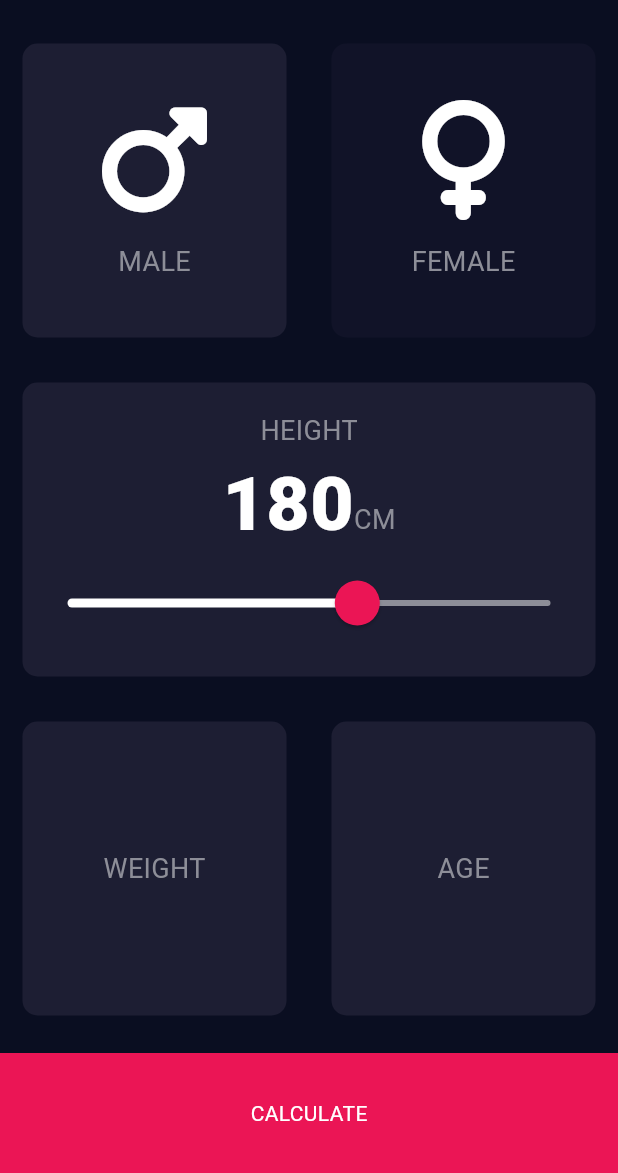
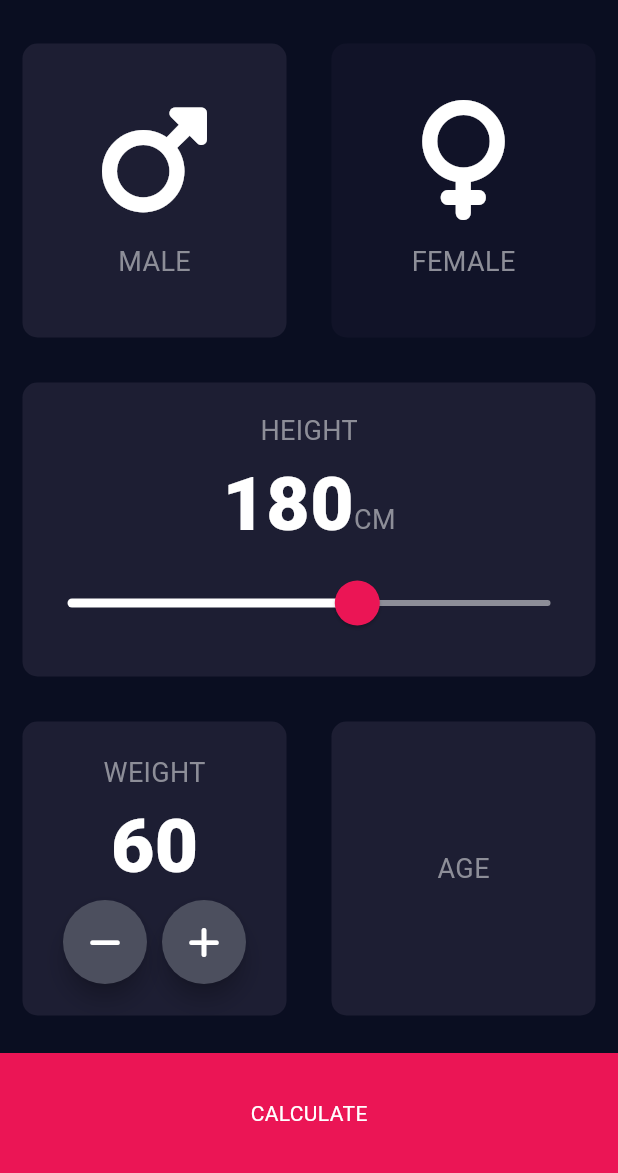
Before and after one commit to mehrshadkhv/BMI-Calculator, a Flutter app: the screen it shows after launch, on a phone screen of 412 x 824 dp, the part 63-1236 px from its top. Run offline on Flutter 3.47's test engine with Material 3 defaults, Android fonts, the phone set to English and light mode, and no system bars; our stand-ins replace font_awesome_flutter.

Commit message:
Twelfth commit

```diff
--- a/lib/input_page.dart
+++ b/lib/input_page.dart
@@ -21,6 +21,7 @@ class _InputPageState extends State<InputPage> {
 
   Gender selectedGender = Gender.male;
   int height = 180;
+  int weight = 60;
 
   @override
   Widget build(BuildContext context) {
@@ -116,7 +117,7 @@ class _InputPageState extends State<InputPage> {
               ),
             ),
           ),
-          const Expanded(
+          Expanded(
             child: Row(
               children: [
                 Expanded(
@@ -125,18 +126,27 @@ class _InputPageState extends State<InputPage> {
                     cardChild: Column(
                       mainAxisAlignment: MainAxisAlignment.center,
                       children: [
+                        const Text(
+                          'WEIGHT',
+                          style: KLabelTextStyle,
+                        ),
                         Text(
-                          'WEIGHT',
-                          style: TextStyle(
-                            fontSize: 18.0,
-                            color: Color(0xFF8D8E98),
-                          ),
+                          weight.toString(),
+                          style: KNumberTextStyle,
+                        ),
+                        const Row(
+                          mainAxisAlignment: MainAxisAlignment.center,
+                          children: [
+                          RoundIconButton(icon: FontAwesomeIcons.minus,),
+                          SizedBox(width: 10.0,),
+                          RoundIconButton(icon: FontAwesomeIcons.plus,),
+                          ],
                         ),
                       ],
                     ),
                   ),
                 ),
-                Expanded(
+                const Expanded(
                   child: ReusableCard(
                     colour: KActiveCardColour,
                     cardChild: Column(
@@ -170,3 +180,25 @@ class _InputPageState extends State<InputPage> {
     );
   }
 }
+
+
+class RoundIconButton extends StatelessWidget {
+  const RoundIconButton({super.key,required this.icon});
+
+  final IconData icon;
+
+  @override
+  Widget build(BuildContext context) {
+    return RawMaterialButton(
+      elevation: 6.0,
+      constraints: const BoxConstraints.tightFor(
+        width: 56.0,
+        height: 56.0,
+      ),
+      onPressed: (){},
+      shape: const CircleBorder(),
+      fillColor: const Color(0xFF4C4F5E),
+      child: Icon(icon),
+      );
+  }
+}
```
Also changed, not shown: 4 other files.
